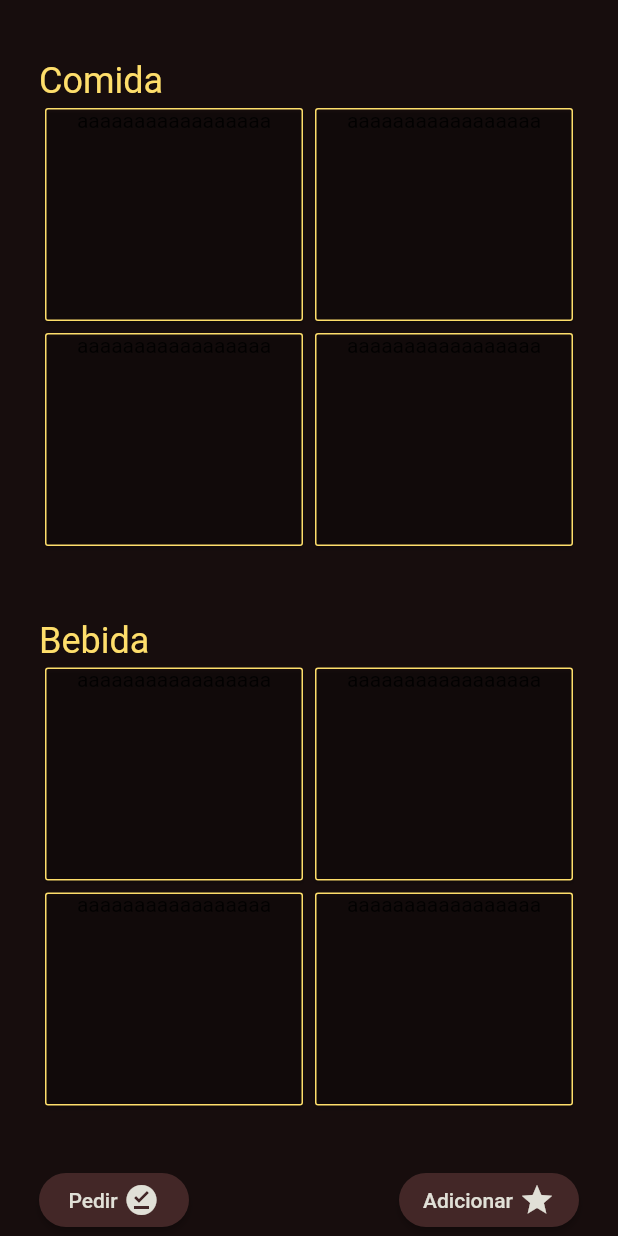
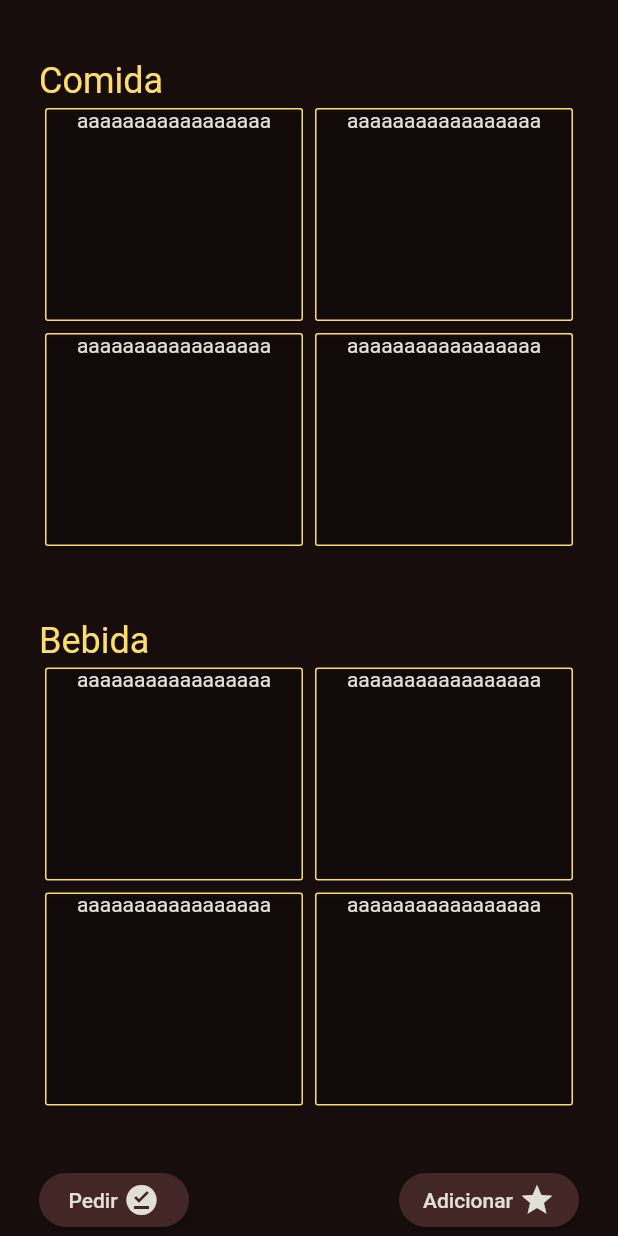
Before and after one commit to CauiDavis/cinefood, a Flutter app: the HomeClient screen opened directly, on a phone screen of 412 x 824 dp. Run offline on Flutter 3.47's test engine with Material 2 defaults, Android fonts, the phone set to English and light mode, and no system bars.

Commit message:
Update global_theme.dart

```diff
--- a/lib/core/global_theme.dart
+++ b/lib/core/global_theme.dart
@@ -4,6 +4,11 @@ import 'custom_colors.dart';
 
 class GlobalTheme {
   static final ThemeData themeData = ThemeData(
+    textTheme: const TextTheme(
+      bodyMedium: TextStyle(color: CustomColors.secondaryColor),
+      bodySmall: TextStyle(color: CustomColors.secondaryColor),
+      bodyLarge: TextStyle(color: CustomColors.secondaryColor),
+    ),
     fontFamily: 'Roboto',
     scaffoldBackgroundColor: CustomColors.primaryColor,
     primarySwatch: Colors.blue,
```
